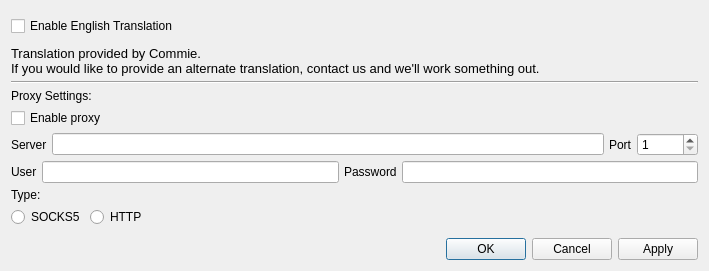
Qt form KVSettingsDialog.ui (KanColleTool/kct-viewer) before a commit.
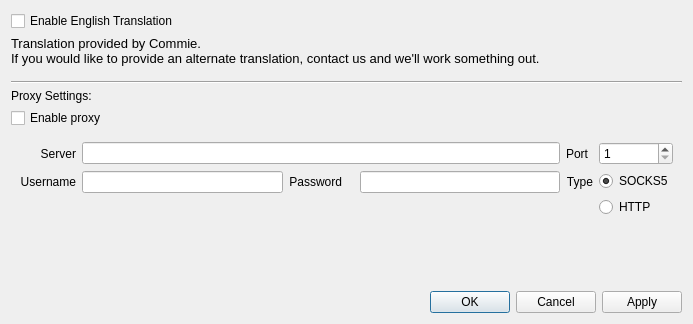
The same form after that commit.

Commit message: Improved the Viewer Settings dialog

Patch:
```diff
--- a/KVSettingsDialog.ui
+++ b/KVSettingsDialog.ui
@@ -9,8 +9,8 @@
    <rect>
     <x>0</x>
     <y>0</y>
-    <width>709</width>
-    <height>271</height>
+    <width>693</width>
+    <height>324</height>
    </rect>
   </property>
   <property name="windowTitle">
@@ -21,51 +21,12 @@
     <number>5</number>
    </property>
    <item>
-    <widget class="QWidget" name="minimizeToTrayContainer" native="true">
-     <layout class="QVBoxLayout" name="verticalLayout_4">
-      <property name="spacing">
-       <number>0</number>
-      </property>
-      <property name="leftMargin">
-       <number>0</number>
-      </property>
-      <property name="topMargin">
-       <number>0</number>
-      </property>
-      <property name="rightMargin">
-       <number>0</number>
-      </property>
-      <property name="bottomMargin">
-       <number>0</number>
-      </property>
-     </layout>
-    </widget>
-   </item>
-   <item>
-    <layout class="QVBoxLayout" name="verticalLayout_2">
-     <item>
       <widget class="QCheckBox" name="translationCheckbox">
        <property name="text">
         <string>Enable English Translation</string>
        </property>
       </widget>
      </item>
-     <item>
-      <spacer name="verticalSpacer_5">
-       <property name="orientation">
-        <enum>Qt::Vertical</enum>
-       </property>
-       <property name="sizeType">
-        <enum>QSizePolicy::Preferred</enum>
-       </property>
-       <property name="sizeHint" stdset="0">
-        <size>
-         <width>20</width>
-         <height>5</height>
-        </size>
-       </property>
-      </spacer>
-     </item>
      <item>
       <widget class="QLabel" name="label">
        <property name="font">
@@ -82,6 +43,22 @@
        </property>
       </widget>
      </item>
+   <item>
+    <spacer name="verticalSpacer_2">
+     <property name="orientation">
+      <enum>Qt::Vertical</enum>
+     </property>
+     <property name="sizeType">
+      <enum>QSizePolicy::Preferred</enum>
+     </property>
+     <property name="sizeHint" stdset="0">
+      <size>
+       <width>20</width>
+       <height>10</height>
+      </size>
+     </property>
+    </spacer>
+   </item>
      <item>
       <widget class="Line" name="line_2">
        <property name="orientation">
@@ -104,25 +81,18 @@
       </widget>
      </item>
      <item>
-      <layout class="QHBoxLayout" name="horizontalLayout_2">
-       <item>
-        <widget class="QLabel" name="label_3">
-         <property name="text">
-          <string>Server</string>
-         </property>
-        </widget>
-       </item>
-       <item>
-        <widget class="QLineEdit" name="proxyServerEdit"/>
-       </item>
-       <item>
-        <widget class="QLabel" name="label_4">
-         <property name="text">
-          <string>Port</string>
-         </property>
-        </widget>
-       </item>
-       <item>
+    <widget class="QWidget" name="widget" native="true">
+     <property name="minimumSize">
+      <size>
+       <width>0</width>
+       <height>50</height>
+      </size>
+     </property>
+     <layout class="QGridLayout" name="gridLayout">
+      <item row="2" column="5">
+       <widget class="QLineEdit" name="proxyPassEdit"/>
+      </item>
+      <item row="1" column="7">
         <widget class="QSpinBox" name="proxyPortBox">
          <property name="minimum">
           <number>1</number>
@@ -132,46 +102,66 @@
          </property>
         </widget>
        </item>
-      </layout>
-     </item>
-     <item>
-      <layout class="QHBoxLayout" name="horizontalLayout_4">
-       <item>
+      <item row="2" column="0">
         <widget class="QLabel" name="label_7">
          <property name="text">
-          <string>User</string>
-         </property>
-        </widget>
-       </item>
-       <item>
+         <string>Username</string>
+        </property>
+        <property name="alignment">
+         <set>Qt::AlignRight|Qt::AlignTrailing|Qt::AlignVCenter</set>
+        </property>
+       </widget>
+      </item>
+      <item row="1" column="0">
+       <widget class="QLabel" name="label_3">
+        <property name="text">
+         <string>Server</string>
+        </property>
+        <property name="alignment">
+         <set>Qt::AlignRight|Qt::AlignTrailing|Qt::AlignVCenter</set>
+        </property>
+       </widget>
+      </item>
+      <item row="2" column="1">
         <widget class="QLineEdit" name="proxyUserEdit"/>
        </item>
-       <item>
+      <item row="2" column="2">
         <widget class="QLabel" name="label_6">
          <property name="text">
           <string>Password</string>
          </property>
-        </widget>
-       </item>
-       <item>
-        <widget class="QLineEdit" name="proxyPassEdit"/>
-       </item>
-      </layout>
-     </item>
-     <item>
+        <property name="alignment">
+         <set>Qt::AlignRight|Qt::AlignTrailing|Qt::AlignVCenter</set>
+        </property>
+       </widget>
+      </item>
+      <item row="1" column="6">
+       <widget class="QLabel" name="label_4">
+        <property name="text">
+         <string>Port</string>
+        </property>
+       </widget>
+      </item>
+      <item row="2" column="6">
       <widget class="QLabel" name="label_5">
        <property name="text">
-        <string>Type:</string>
+         <string>Type</string>
+        </property>
+        <property name="alignment">
+         <set>Qt::AlignRight|Qt::AlignTrailing|Qt::AlignVCenter</set>
        </property>
       </widget>
      </item>
-     <item>
-      <layout class="QHBoxLayout" name="horizontalLayout_3">
+      <item row="2" column="7" rowspan="2">
+       <layout class="QVBoxLayout" name="verticalLayout_3">
        <item>
         <widget class="QRadioButton" name="socksProxyRadio">
          <property name="text">
           <string>SOCKS5</string>
          </property>
+          <property name="checked">
+           <bool>true</bool>
+          </property>
         </widget>
        </item>
        <item>
@@ -182,21 +172,25 @@
         </widget>
        </item>
        <item>
-        <spacer name="horizontalSpacer">
+         <spacer name="verticalSpacer_3">
          <property name="orientation">
-          <enum>Qt::Horizontal</enum>
+           <enum>Qt::Vertical</enum>
          </property>
          <property name="sizeHint" stdset="0">
           <size>
-           <width>40</width>
-           <height>20</height>
+            <width>20</width>
+            <height>0</height>
           </size>
          </property>
         </spacer>
        </item>
       </layout>
      </item>
-    </layout>
+      <item row="1" column="1" colspan="5">
+       <widget class="QLineEdit" name="proxyServerEdit"/>
+      </item>
+     </layout>
+    </widget>
    </item>
    <item>
     <spacer name="verticalSpacer">
```
Lines whose indentation alone changed are shown as unchanged.
